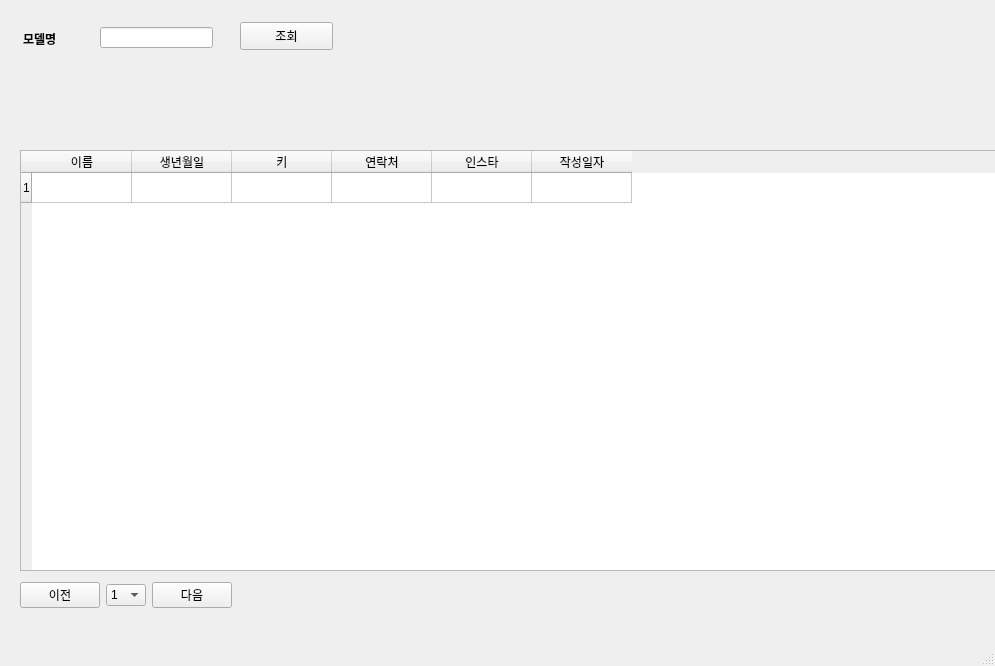
First picture: the form in model_manager/model_manage_main.ui, repository ahns13/model_mng_program, before the edit.
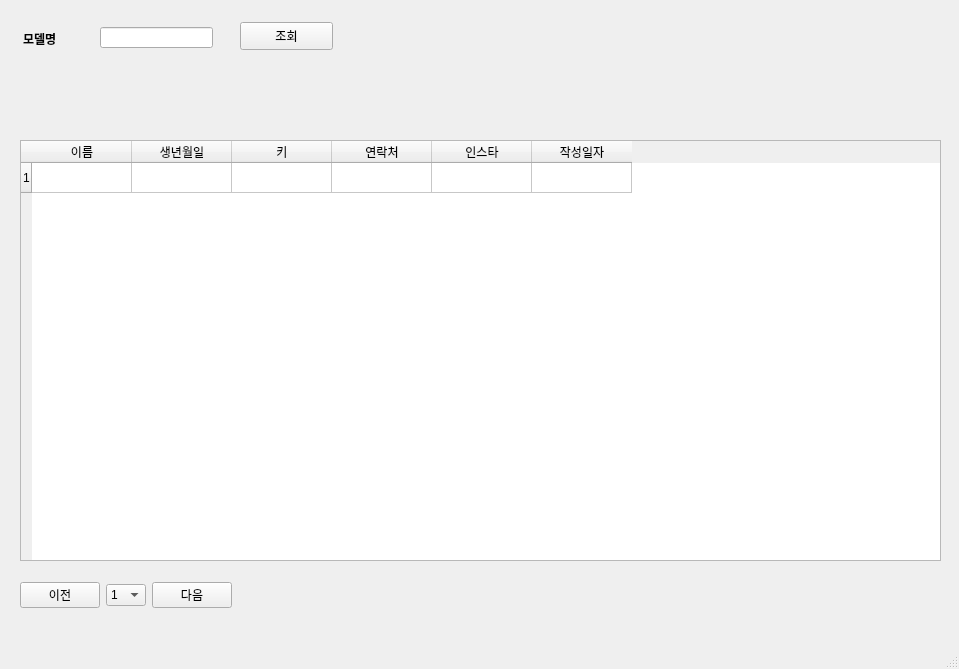
Second picture: the form after the edit.

Patch:
```diff
--- a/model_manager/model_manage_main.ui
+++ b/model_manager/model_manage_main.ui
@@ -6,8 +6,8 @@
    <rect>
     <x>0</x>
     <y>0</y>
-    <width>995</width>
-    <height>666</height>
+    <width>959</width>
+    <height>669</height>
    </rect>
   </property>
   <property name="windowTitle">
@@ -18,8 +18,8 @@
     <property name="geometry">
      <rect>
       <x>20</x>
-      <y>150</y>
-      <width>981</width>
+      <y>140</y>
+      <width>921</width>
       <height>421</height>
      </rect>
     </property>
@@ -101,7 +101,7 @@
      <string>조회</string>
     </property>
    </widget>
-   <widget class="QWidget" name="">
+   <widget class="QWidget" name="layoutWidget">
     <property name="geometry">
      <rect>
       <x>20</x>
```
Left out of the diff: 4 changed lines with no effect on the pictures.
